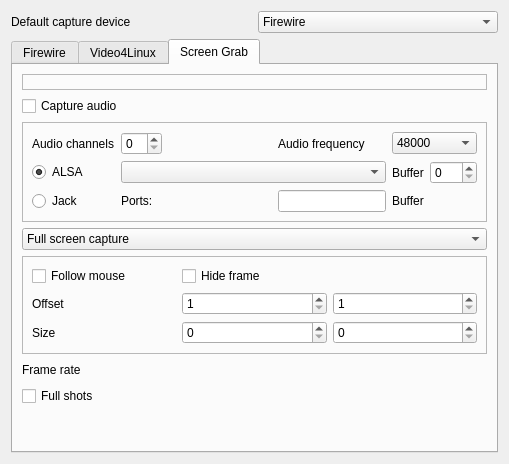
This is src/widgets/configcapture_ui.ui in KDE/kdenlive as Qt 5 draws it before an edit. The edited form follows.
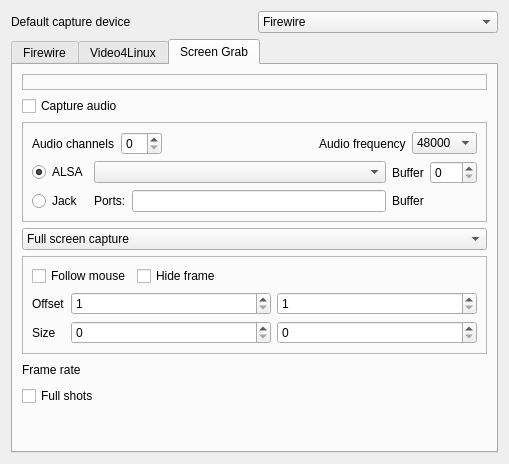
This is the edited form. The open tabs and pages were chosen to show the change. Custom widgets are drawn as their Qt base class.

Commit message: Some config dialog cleanup

```diff
--- a/src/widgets/configcapture_ui.ui
+++ b/src/widgets/configcapture_ui.ui
@@ -45,7 +45,7 @@
       </size>
      </property>
      <property name="currentIndex" >
-      <number>2</number>
+      <number>0</number>
      </property>
      <widget class="QWidget" name="tab" >
       <attribute name="title" >
@@ -305,29 +305,12 @@
         </widget>
        </item>
       </layout>
-      <zorder>label_3</zorder>
-      <zorder>label_14</zorder>
-      <zorder>kcfg_video4adevice</zorder>
-      <zorder>label_9</zorder>
-      <zorder>label_16</zorder>
-      <zorder>label_11</zorder>
-      <zorder>kcfg_video4encoding</zorder>
-      <zorder>label_12</zorder>
-      <zorder>kcfg_video4aformat</zorder>
-      <zorder>kcfg_video4vformat</zorder>
-      <zorder>kcfg_video4vdevice</zorder>
-      <zorder>kcfg_video4capture</zorder>
-      <zorder>line_3</zorder>
-      <zorder>label_4</zorder>
-      <zorder>kcfg_video4size</zorder>
-      <zorder>label_6</zorder>
-      <zorder>kcfg_video4rate</zorder>
      </widget>
      <widget class="QWidget" name="tab_3" >
       <attribute name="title" >
        <string>Screen Grab</string>
       </attribute>
-      <layout class="QGridLayout" name="gridLayout_3" >
+      <layout class="QGridLayout" name="gridLayout_5" >
        <item row="0" column="0" colspan="3" >
         <widget class="QLabel" name="rmd_info" >
          <property name="frameShape" >
@@ -357,6 +340,69 @@
           <enum>QFrame::Raised</enum>
          </property>
          <layout class="QGridLayout" name="gridLayout_4" >
+          <item row="0" column="0" colspan="5" >
+           <layout class="QHBoxLayout" name="horizontalLayout_2" >
+            <item>
+             <widget class="QLabel" name="label_8" >
+              <property name="text" >
+               <string>Audio channels</string>
+              </property>
+             </widget>
+            </item>
+            <item>
+             <widget class="KIntSpinBox" name="kcfg_rmd_audio_channels" />
+            </item>
+            <item>
+             <spacer name="horizontalSpacer_3" >
+              <property name="orientation" >
+               <enum>Qt::Horizontal</enum>
+              </property>
+              <property name="sizeHint" stdset="0" >
+               <size>
+                <width>40</width>
+                <height>20</height>
+               </size>
+              </property>
+             </spacer>
+            </item>
+            <item>
+             <widget class="QLabel" name="label_22" >
+              <property name="text" >
+               <string>Audio frequency</string>
+              </property>
+             </widget>
+            </item>
+            <item>
+             <widget class="KComboBox" name="kcfg_rmd_audio_freq" >
+              <item>
+               <property name="text" >
+                <string>48000</string>
+               </property>
+              </item>
+              <item>
+               <property name="text" >
+                <string>41000</string>
+               </property>
+              </item>
+              <item>
+               <property name="text" >
+                <string>32000</string>
+               </property>
+              </item>
+              <item>
+               <property name="text" >
+                <string>22500</string>
+               </property>
+              </item>
+              <item>
+               <property name="text" >
+                <string>11250</string>
+               </property>
+              </item>
+             </widget>
+            </item>
+           </layout>
+          </item>
           <item row="1" column="0" >
            <widget class="QRadioButton" name="radioButton_2" >
             <property name="text" >
@@ -367,8 +413,29 @@
             </property>
            </widget>
           </item>
-          <item row="1" column="1" colspan="3" >
-           <widget class="KComboBox" name="rmd_alsa_device" />
+          <item row="1" column="1" colspan="2" >
+           <widget class="KComboBox" name="kcfg_rmd_alsa_device" >
+            <property name="sizePolicy" >
+             <sizepolicy vsizetype="Fixed" hsizetype="Expanding" >
+              <horstretch>0</horstretch>
+              <verstretch>0</verstretch>
+             </sizepolicy>
+            </property>
+           </widget>
+          </item>
+          <item row="1" column="3" >
+           <widget class="QLabel" name="label_17" >
+            <property name="text" >
+             <string>Buffer</string>
+            </property>
+           </widget>
+          </item>
+          <item row="1" column="4" >
+           <widget class="KIntSpinBox" name="kcfg_rmd_alsa_buffer" >
+            <property name="maximum" >
+             <number>999</number>
+            </property>
+           </widget>
           </item>
           <item row="2" column="0" >
            <widget class="QRadioButton" name="kcfg_rmd_use_jack" >
@@ -384,92 +451,26 @@
             </property>
            </widget>
           </item>
+          <item row="2" column="2" >
+           <widget class="KLineEdit" name="kcfg_rmd_jackports" >
+            <property name="sizePolicy" >
+             <sizepolicy vsizetype="Fixed" hsizetype="Expanding" >
+              <horstretch>0</horstretch>
+              <verstretch>0</verstretch>
+             </sizepolicy>
+            </property>
+           </widget>
+          </item>
           <item row="2" column="3" >
-           <widget class="KLineEdit" name="kcfg_rmd_jackports" />
-          </item>
-          <item row="2" column="4" >
            <widget class="QLabel" name="label_21" >
             <property name="text" >
              <string>Buffer</string>
             </property>
            </widget>
           </item>
-          <item row="2" column="5" >
+          <item row="2" column="4" >
            <widget class="KDoubleNumInput" name="kcfg_rmd_jack_buffer" />
           </item>
-          <item row="1" column="5" >
-           <widget class="KIntSpinBox" name="kcfg_rmd_alsa_buffer" >
-            <property name="maximum" >
-             <number>999</number>
-            </property>
-           </widget>
-          </item>
-          <item row="1" column="4" >
-           <widget class="QLabel" name="label_17" >
-            <property name="text" >
-             <string>Buffer</string>
-            </property>
-           </widget>
-          </item>
-          <item row="0" column="0" >
-           <widget class="QLabel" name="label_8" >
-            <property name="text" >
-             <string>Audio channels</string>
-            </property>
-           </widget>
-          </item>
-          <item row="0" column="1" >
-           <widget class="KIntSpinBox" name="kcfg_rmd_audio_channels" />
-          </item>
-          <item row="0" column="3" >
-           <widget class="QLabel" name="label_22" >
-            <property name="text" >
-             <string>Audio frequency</string>
-            </property>
-           </widget>
-          </item>
-          <item row="0" column="4" colspan="2" >
-           <widget class="KComboBox" name="kcfg_rmd_audio_freq" >
-            <item>
-             <property name="text" >
-              <string>48000</string>
-             </property>
-            </item>
-            <item>
-             <property name="text" >
-              <string>41000</string>
-             </property>
-            </item>
-            <item>
-             <property name="text" >
-              <string>32000</string>
-             </property>
-            </item>
-            <item>
-             <property name="text" >
-              <string>22500</string>
-             </property>
-            </item>
-            <item>
-             <property name="text" >
-              <string>11250</string>
-             </property>
-            </item>
-           </widget>
-          </item>
-          <item row="0" column="2" >
-           <spacer name="horizontalSpacer_3" >
-            <property name="orientation" >
-             <enum>Qt::Horizontal</enum>
-            </property>
-            <property name="sizeHint" stdset="0" >
-             <size>
-              <width>40</width>
-              <height>20</height>
-             </size>
-            </property>
-           </spacer>
-          </item>
          </layout>
         </widget>
        </item>
@@ -495,9 +496,53 @@
          <property name="frameShadow" >
           <enum>QFrame::Raised</enum>
          </property>
-         <layout class="QGridLayout" name="gridLayout_5" >
+         <layout class="QGridLayout" name="gridLayout_3" >
+          <item row="0" column="0" colspan="3" >
+           <layout class="QHBoxLayout" name="horizontalLayout" >
+            <item>
+             <widget class="QCheckBox" name="kcfg_rmd_follow_mouse" >
+              <property name="text" >
+               <string>Follow mouse</string>
+              </property>
+             </widget>
+            </item>
+            <item>
+             <widget class="QCheckBox" name="kcfg_rmd_hide_frame" >
+              <property name="text" >
+               <string>Hide frame</string>
+              </property>
+             </widget>
+            </item>
+            <item>
+             <spacer name="horizontalSpacer_4" >
+              <property name="orientation" >
+               <enum>Qt::Horizontal</enum>
+              </property>
+              <property name="sizeHint" stdset="0" >
+               <size>
+                <width>40</width>
+                <height>20</height>
+               </size>
+              </property>
+             </spacer>
+            </item>
+           </layout>
+          </item>
+          <item row="1" column="0" >
+           <widget class="QLabel" name="label_19" >
+            <property name="text" >
+             <string>Offset</string>
+            </property>
+           </widget>
+          </item>
           <item row="1" column="1" >
            <widget class="KIntSpinBox" name="kcfg_rmd_offsetx" >
+            <property name="sizePolicy" >
+             <sizepolicy vsizetype="Fixed" hsizetype="Expanding" >
+              <horstretch>0</horstretch>
+              <verstretch>0</verstretch>
+             </sizepolicy>
+            </property>
             <property name="minimum" >
              <number>1</number>
             </property>
@@ -508,6 +553,12 @@
           </item>
           <item row="1" column="2" >
            <widget class="KIntSpinBox" name="kcfg_rmd_offsety" >
+            <property name="sizePolicy" >
+             <sizepolicy vsizetype="Fixed" hsizetype="Expanding" >
+              <horstretch>0</horstretch>
+              <verstretch>0</verstretch>
+             </sizepolicy>
+            </property>
             <property name="minimum" >
              <number>1</number>
             </property>
@@ -516,27 +567,6 @@
             </property>
            </widget>
           </item>
-          <item row="2" column="2" >
-           <widget class="KIntSpinBox" name="kcfg_rmd_height" >
-            <property name="maximum" >
-             <number>5000</number>
-            </property>
-           </widget>
-          </item>
-          <item row="2" column="1" >
-           <widget class="KIntSpinBox" name="kcfg_rmd_width" >
-            <property name="maximum" >
-             <number>5000</number>
-            </property>
-           </widget>
-          </item>
-          <item row="1" column="0" >
-           <widget class="QLabel" name="label_19" >
-            <property name="text" >
-             <string>Offset</string>
-            </property>
-           </widget>
-          </item>
           <item row="2" column="0" >
            <widget class="QLabel" name="label_20" >
             <property name="text" >
@@ -544,17 +574,17 @@
             </property>
            </widget>
           </item>
-          <item row="0" column="0" >
-           <widget class="QCheckBox" name="kcfg_rmd_follow_mouse" >
-            <property name="text" >
-             <string>Follow mouse</string>
+          <item row="2" column="1" >
+           <widget class="KIntSpinBox" name="kcfg_rmd_width" >
+            <property name="maximum" >
+             <number>5000</number>
             </property>
            </widget>
           </item>
-          <item row="0" column="1" >
-           <widget class="QCheckBox" name="kcfg_rmd_hide_frame" >
-            <property name="text" >
-             <string>Hide frame</string>
+          <item row="2" column="2" >
+           <widget class="KIntSpinBox" name="kcfg_rmd_height" >
+            <property name="maximum" >
+             <number>5000</number>
             </property>
            </widget>
           </item>
```
Left out of the diff: 2 changed lines with no effect on the pictures. The commit also changes 4 other files.
